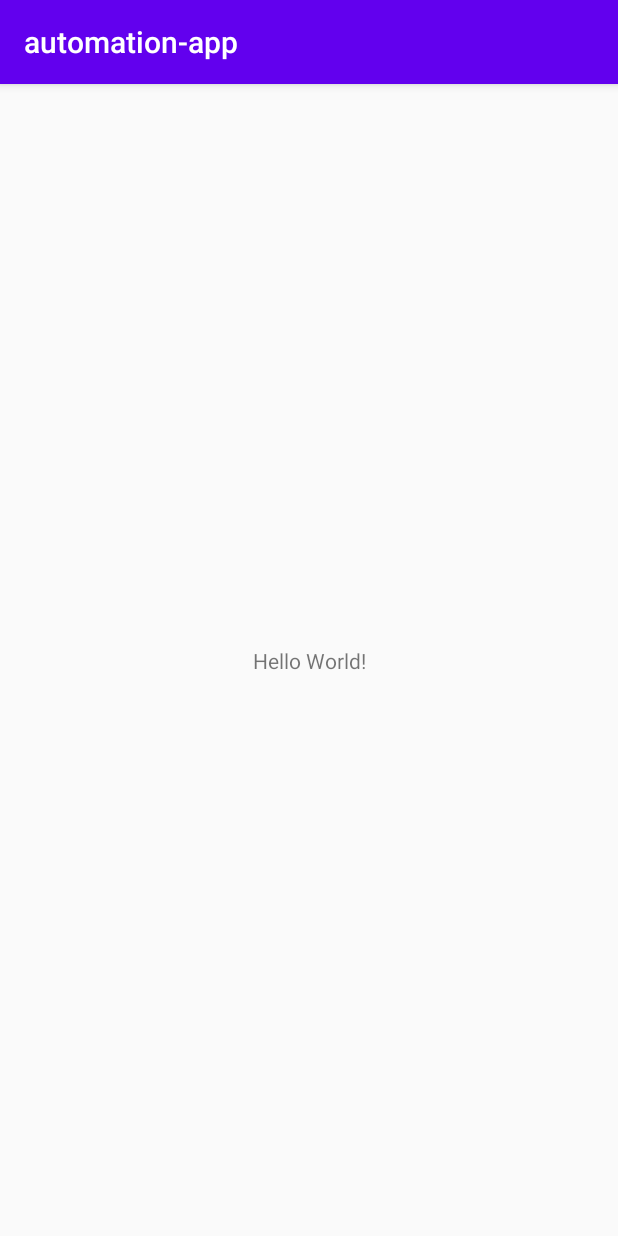
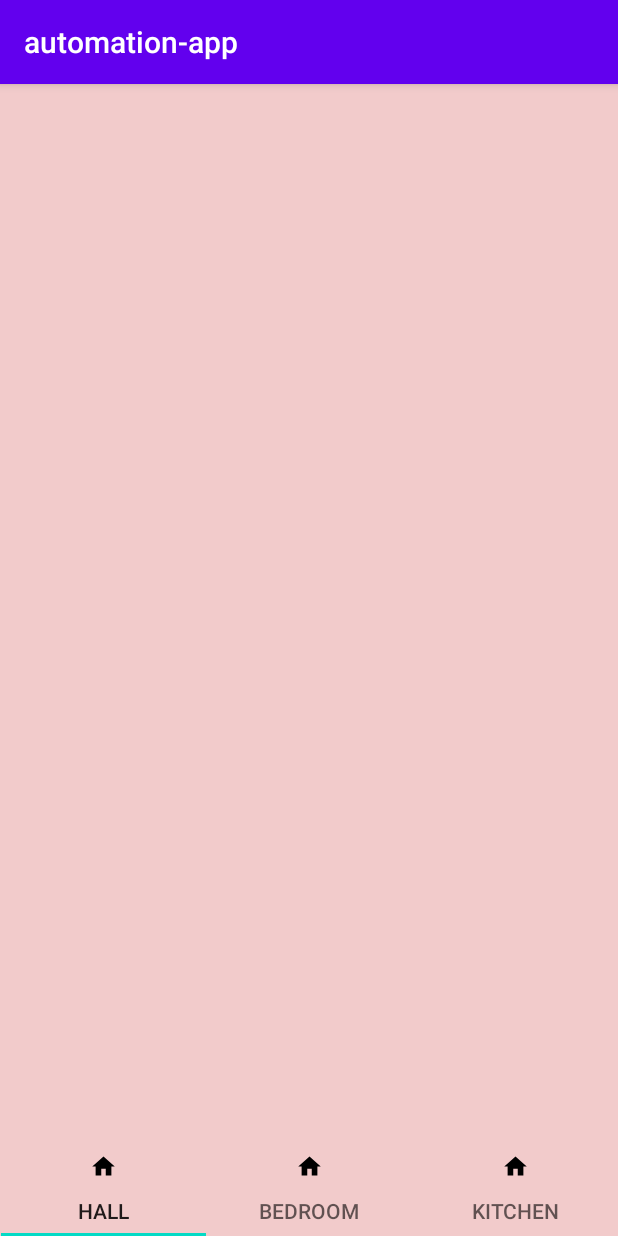
Before and after one commit to arcAdcet123/arcAutomationApp, an Android app: the screen it shows after launch (MainActivity), on a phone screen of 412 x 824 dp. Run offline under Robolectric (Android 15) with nearby library versions, the phone set to English and light mode, and no system bars.

```diff
--- a/app/build.gradle
+++ b/app/build.gradle
@@ -26,8 +26,11 @@ dependencies {
     implementation fileTree(dir: "libs", include: ["*.jar"])
     implementation 'androidx.appcompat:appcompat:1.2.0'
     implementation 'androidx.constraintlayout:constraintlayout:2.0.1'
+    implementation 'com.google.android.material:material:1.2.1'
+    implementation 'com.google.firebase:firebase-analytics:17.5.0'
     testImplementation 'junit:junit:4.12'
     androidTestImplementation 'androidx.test.ext:junit:1.1.2'
     androidTestImplementation 'androidx.test.espresso:espresso-core:3.3.0'
 
 }
+apply plugin: 'com.google.gms.google-services'
--- /dev/null
+++ b/app/src/main/res/drawable/ic_home_black_18dp.xml
@@ -0,0 +1,9 @@
+<vector xmlns:android="http://schemas.android.com/apk/res/android"
+    android:width="18dp"
+    android:height="18dp"
+    android:viewportWidth="24"
+    android:viewportHeight="24">
+  <path
+      android:pathData="M10,20v-6h4v6h5v-8h3L12,3 2,12h3v8z"
+      android:fillColor="#000000"/>
+</vector>
--- a/app/src/main/res/layout/activity_main.xml
+++ b/app/src/main/res/layout/activity_main.xml
@@ -4,15 +4,34 @@
     xmlns:tools="http://schemas.android.com/tools"
     android:layout_width="match_parent"
     android:layout_height="match_parent"
+    android:background="#F2CBCB"
     tools:context=".MainActivity">
 
-    <TextView
-        android:layout_width="wrap_content"
-        android:layout_height="wrap_content"
-        android:text="Hello World!"
+    <com.google.android.material.tabs.TabLayout
+        android:layout_width="411dp"
+        android:layout_height="65dp"
         app:layout_constraintBottom_toBottomOf="parent"
-        app:layout_constraintLeft_toLeftOf="parent"
-        app:layout_constraintRight_toRightOf="parent"
-        app:layout_constraintTop_toTopOf="parent" />
+        app:layout_constraintEnd_toEndOf="parent"
+        app:layout_constraintStart_toStartOf="parent"
+        app:tabMode="fixed">
 
+        <com.google.android.material.tabs.TabItem
+            android:layout_width="wrap_content"
+            android:layout_height="wrap_content"
+            android:icon="@drawable/ic_home_black_18dp"
+            android:text="@string/tab_1" />
+
+        <com.google.android.material.tabs.TabItem
+            android:layout_width="wrap_content"
+            android:layout_height="wrap_content"
+            android:icon="@drawable/ic_home_black_18dp"
+            android:text="@string/tab_2" />
+
+        <com.google.android.material.tabs.TabItem
+            android:layout_width="wrap_content"
+            android:layout_height="wrap_content"
+            android:icon="@drawable/ic_home_black_18dp"
+            android:text="@string/tab_3" />
+
+    </com.google.android.material.tabs.TabLayout>
 </androidx.constraintlayout.widget.ConstraintLayout>
--- a/app/src/main/res/values/strings.xml
+++ b/app/src/main/res/values/strings.xml
@@ -1,3 +1,6 @@
 <resources>
     <string name="app_name">automation-app</string>
+    <string name="tab_1">Hall</string>
+    <string name="tab_2">Bedroom</string>
+    <string name="tab_3">Kitchen</string>
 </resources>
--- a/build.gradle
+++ b/build.gradle
@@ -5,8 +5,8 @@ buildscript {
         jcenter()
     }
     dependencies {
-        classpath "com.android.tools.build:gradle:4.0.0"
-
+        classpath 'com.android.tools.build:gradle:4.0.1'
+        classpath 'com.google.gms:google-services:4.3.3'
         // NOTE: Do not place your application dependencies here; they belong
         // in the individual module build.gradle files
     }
```
Also changed, not shown: 4 other files.
